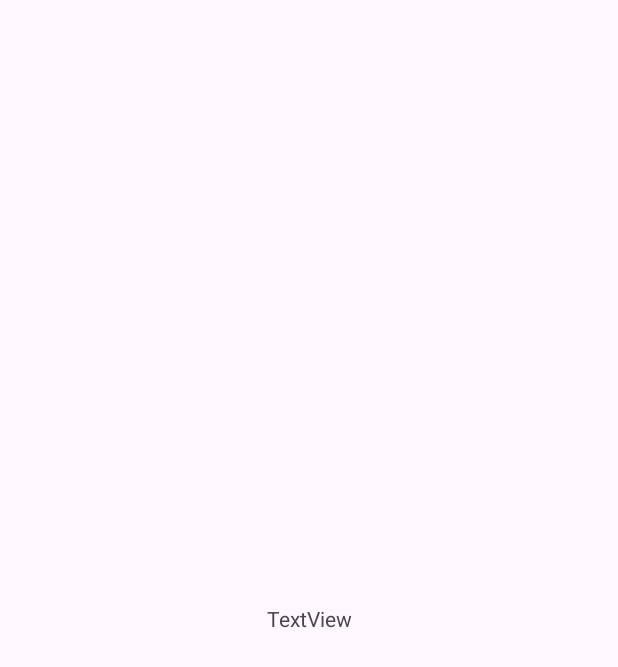
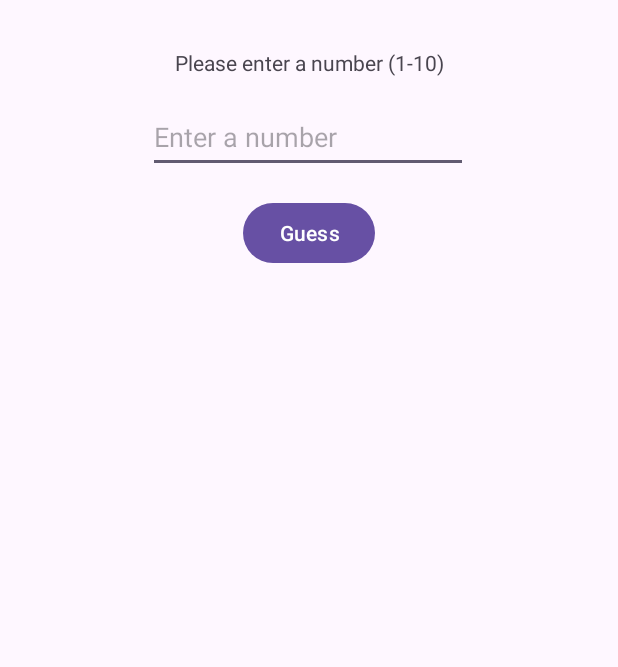
Before and after one commit to DannyLien/Bmi-2024-0626, an Android app: the MainActivity2 screen opened directly, with no data from a screen before it, on a phone screen of 412 x 824 dp. Before the commit the part shown is almost empty. Shown: the top 667 px of the screen. Run offline under Robolectric (Android 15) with nearby library versions, the phone set to English and light mode, and no system bars.

Commit message:
5-5, 在畫面建立使用 ViewBinding 功能;

```diff
--- a/app/src/main/java/com/tom/bmi_2024_0626/MainActivity2.kt
+++ b/app/src/main/java/com/tom/bmi_2024_0626/MainActivity2.kt
@@ -2,16 +2,23 @@ package com.tom.bmi_2024_0626
 
 import androidx.appcompat.app.AppCompatActivity
 import android.os.Bundle
+import com.tom.bmi_2024_0626.databinding.ActivityMain2Binding
 
 class MainActivity2 : AppCompatActivity() {
+    private lateinit var binding: ActivityMain2Binding
+
     override fun onCreate(savedInstanceState: Bundle?) {
         super.onCreate(savedInstanceState)
-        setContentView(R.layout.activity_main2)
+//        setContentView(R.layout.activity_main2)
+        binding = ActivityMain2Binding.inflate(layoutInflater)
+        setContentView(binding.root)
 
-        R.id.hello_main
-        R.drawable.pig
-        R.string.ok
-        R.color.messageColor
+//        R.id.hello_main
+//        R.drawable.pig
+//        R.string.ok
+//        R.color.messageColor
+
+
 
     }
 
--- a/app/src/main/res/layout/activity_main2.xml
+++ b/app/src/main/res/layout/activity_main2.xml
@@ -10,9 +10,32 @@
         android:id="@+id/hello_main"
         android:layout_width="wrap_content"
         android:layout_height="wrap_content"
-        android:text="TextView"
-        app:layout_constraintBottom_toBottomOf="parent"
+        android:layout_marginTop="32dp"
+        android:text="Please enter a number (1-10)"
         app:layout_constraintEnd_toEndOf="parent"
         app:layout_constraintStart_toStartOf="parent"
         app:layout_constraintTop_toTopOf="parent" />
+
+    <EditText
+        android:id="@+id/number"
+        android:layout_width="wrap_content"
+        android:layout_height="48dp"
+        android:layout_marginTop="16dp"
+        android:ems="10"
+        android:hint="Enter a number"
+        android:inputType="numberDecimal"
+        app:layout_constraintEnd_toEndOf="parent"
+        app:layout_constraintHorizontal_bias="0.497"
+        app:layout_constraintStart_toStartOf="parent"
+        app:layout_constraintTop_toBottomOf="@+id/hello_main" />
+
+    <Button
+        android:id="@+id/guess_button"
+        android:layout_width="wrap_content"
+        android:layout_height="wrap_content"
+        android:layout_marginTop="16dp"
+        android:text="Guess"
+        app:layout_constraintEnd_toEndOf="parent"
+        app:layout_constraintStart_toStartOf="parent"
+        app:layout_constraintTop_toBottomOf="@+id/number" />
 </androidx.constraintlayout.widget.ConstraintLayout>
```
